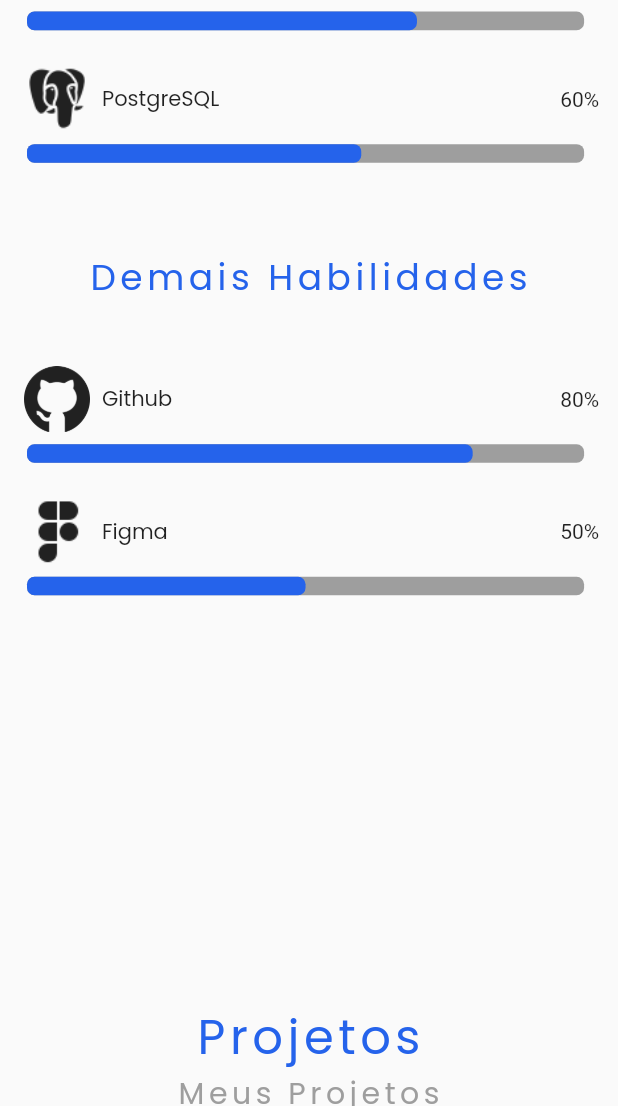
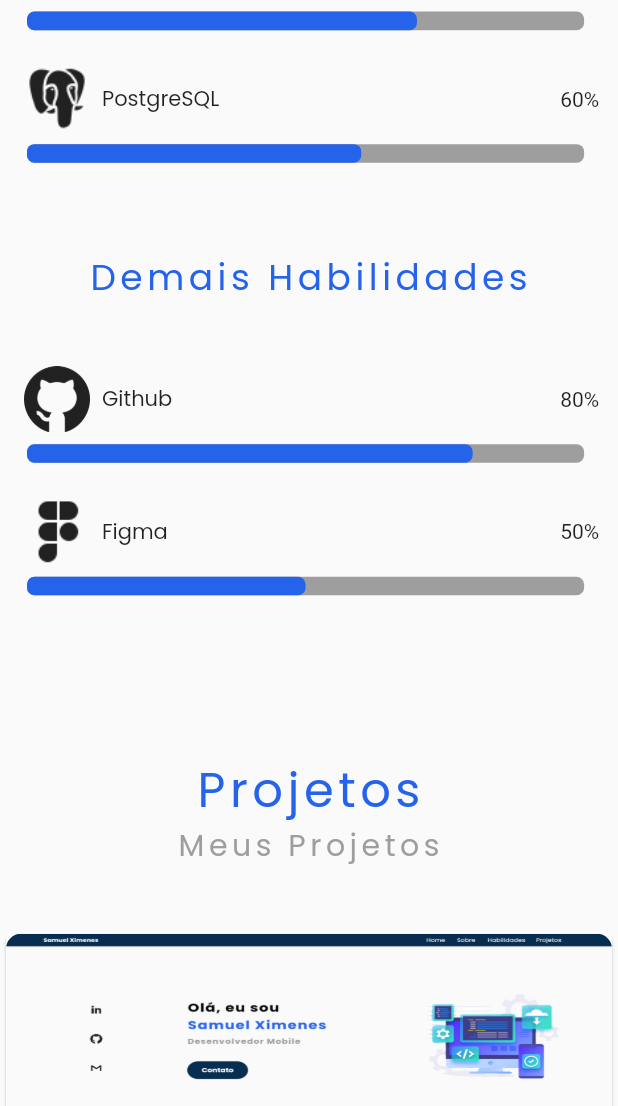
Before and after one commit to SamuelXimenes27/myPortfolio, a Flutter app: the screen it shows after launch, scrolled down 3456 dp, on a phone screen of 412 x 824 dp, the part 130-1236 px from its top. Run offline on Flutter 3.47's test engine with Material 2 defaults, Android fonts, the phone set to English and light mode, and no system bars; drawn by our look-alikes of percent_indicator; our stand-ins replace google_fonts.

Commit message:
Fix height on third layer mobile page

```diff
--- a/lib/app/modules/skills/third_layer.dart
+++ b/lib/app/modules/skills/third_layer.dart
@@ -173,7 +173,7 @@ class _ThirdLayerState extends State<ThirdLayer> {
                   ),
                   SizedBox(
                     width: _size.width * 1,
-                    height: _size.height * 2.2,
+                    height: _size.height * 2,
                     child: SizedBox(
                         width: _size.width * 1,
                         height: _size.height * 0.5,
```
